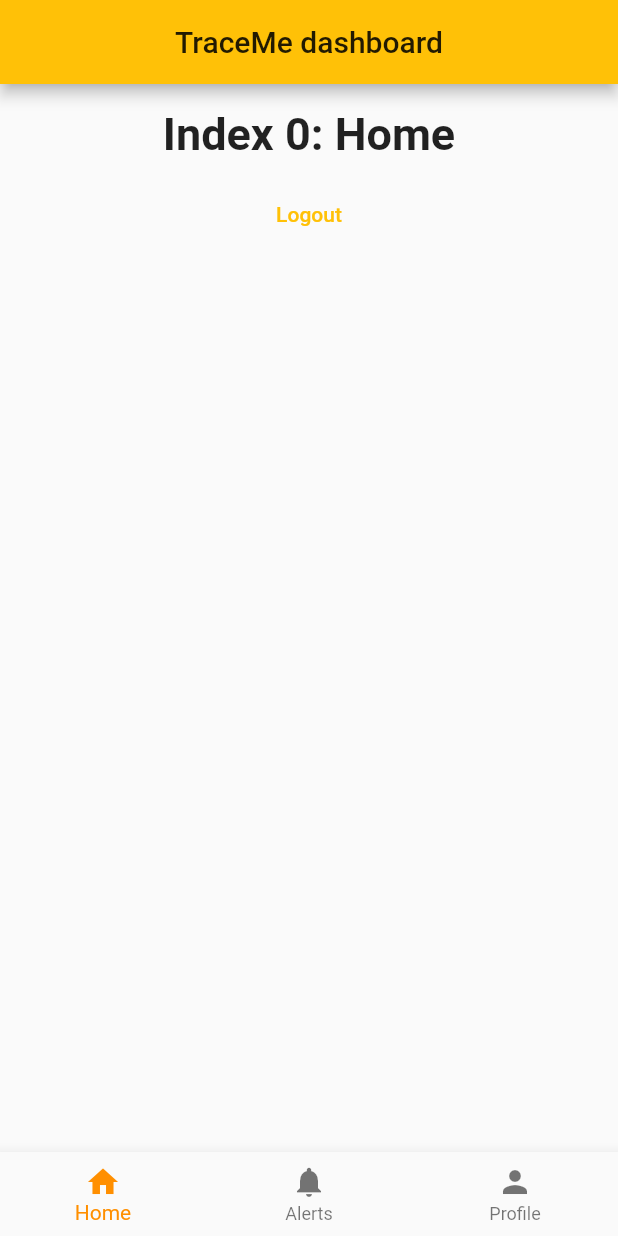
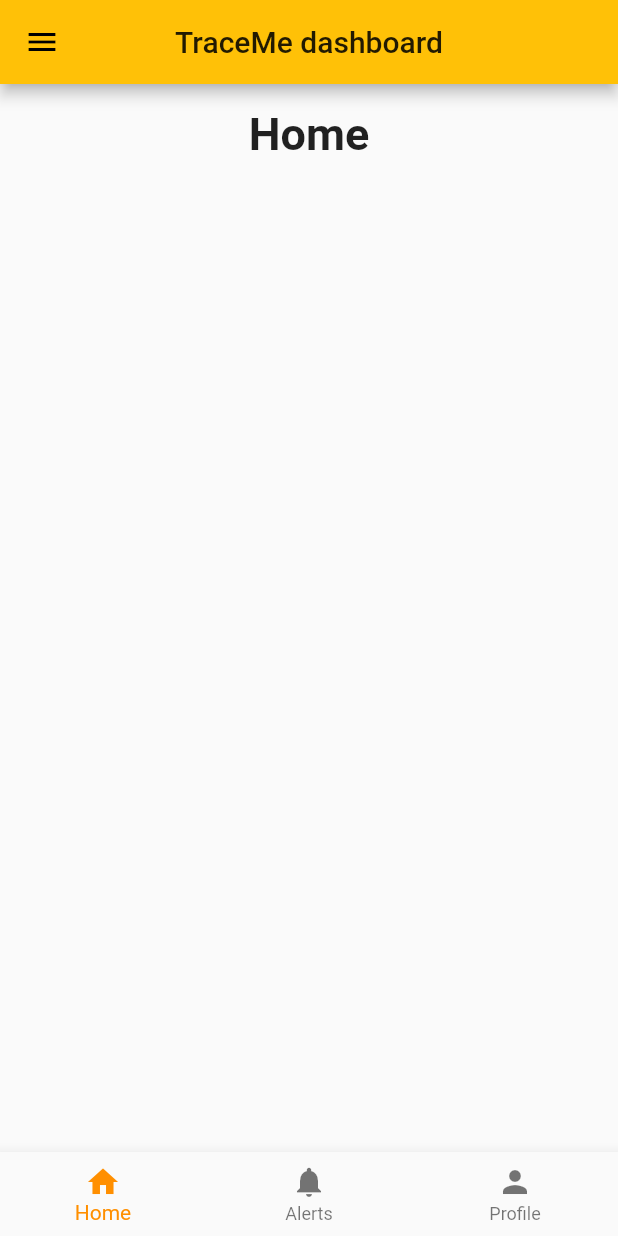
Before and after one commit to nazayer/TraceME, a Flutter app: the HomePage screen opened directly, on a phone screen of 412 x 824 dp. Run offline on Flutter 3.47's test engine with Material 2 defaults, Android fonts, the phone set to English and light mode, and no system bars; our stand-ins replace bloc, equatable, flutter_bloc.

```diff
--- a/lib/pages/home_page.dart
+++ b/lib/pages/home_page.dart
@@ -17,15 +17,15 @@ class _HomePage extends State<HomePage> {
 
   static const List<Widget> _widgetOptions = <Widget>[
     Text(
-      'Index 0: Home',
+      'Home',
       style: optionStyle,
     ),
     Text(
-      'Index 1: Business',
+      'Alerts',
       style: optionStyle,
     ),
     Text(
-      'Index 2: School',
+      'Profile',
       style: optionStyle,
     ),
   ];
@@ -44,6 +44,38 @@ class _HomePage extends State<HomePage> {
         centerTitle: true,
         title: Text('TraceMe dashboard'),
       ),
+      drawer: Drawer(
+        // Add a ListView to the drawer. This ensures the user can scroll
+        // through the options in the drawer if there isn't enough vertical
+        // space to fit everything.
+        child: ListView(
+          // Important: Remove any padding from the ListView.
+          padding: EdgeInsets.zero,
+          children: <Widget>[
+            DrawerHeader(
+              child: Text('Menu'),
+              decoration: BoxDecoration(
+                color: Colors.amber,
+              ),
+            ),
+            ListTile(
+              title: Text('Item 1'),
+              onTap: () {
+                // Update the state of the app
+                // ...
+                // Then close the drawer
+                Navigator.pop(context);
+              },
+            ),
+            ListTile(
+              title: Text('Log out'),
+              onTap: () {
+                authBloc.add(UserLoggedOut());
+              },
+            ),
+          ],
+        ),
+      ),
       body: SafeArea(
         minimum: const EdgeInsets.all(16),
         child: Center(
@@ -53,13 +85,6 @@ class _HomePage extends State<HomePage> {
               const SizedBox(
                 height: 12,
               ),
-              FlatButton(
-                textColor: Theme.of(context).primaryColor,
-                child: Text('Logout'),
-                onPressed: () {
-                  authBloc.add(UserLoggedOut());
-                }, // change this
-              )
             ],
           ),
         ),
```
